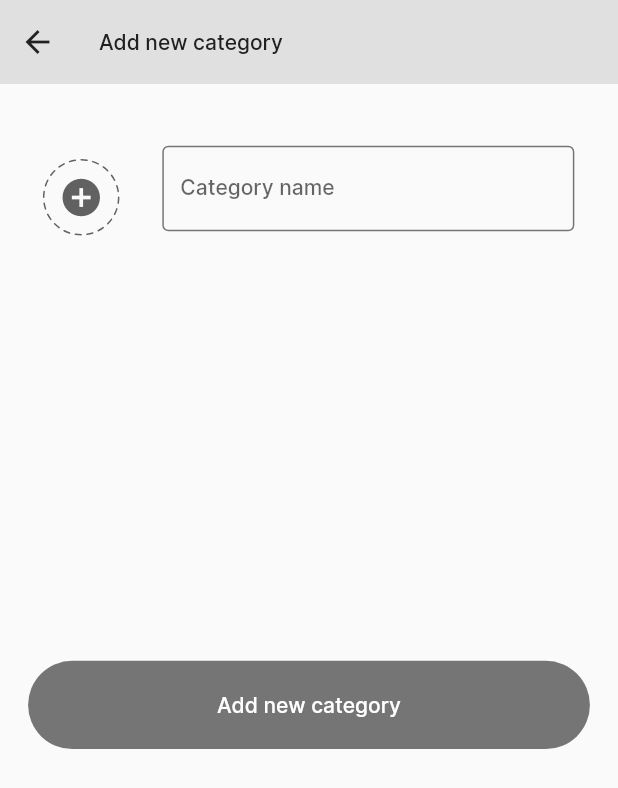
After one commit to TrachukV/Kitty-app-Flutter, a Flutter app: the CreateCategoryScreen screen opened directly, after a tap on "Add new category", on a phone screen of 412 x 824 dp. The commit adds this screen. Shown: the top 788 px of the screen. Run offline on Flutter 3.47's test engine with Material 2 defaults, Android fonts, the phone set to English and light mode, and no system bars; our stand-ins replace bloc, equatable, flutter_bloc, flutter_svg, freezed_annotation, sqflite; missing offline and left inert: flutter_screen_lock; accounts and stored records are empty.

Commit message:
added [UI/BLoC] create new category screen

```diff
--- a/lib/blocs/database_bloc/database_bloc.dart
+++ b/lib/blocs/database_bloc/database_bloc.dart
@@ -18,11 +18,15 @@ part 'database_state.dart';
 
 class DatabaseBloc extends Bloc<DatabaseEvent, DatabaseState> {
   DatabaseBloc() : super(DatabaseState()) {
+    on<ClearEvent>((event, emit) {
+      clearState(emit);
+    });
     on<DatabaseInitialEvent>((event, emit) async {
-      // await _getExpensesCategoryModels(emit);
-      // await _getIncomesCategoryModels(emit);
       add(GetIncomesCategoriesEvent());
       add(GetExpensesCategoriesEvent());
+    });
+    on<GetAllModelsEvent>((event, emit) {
+      _getAllModels(emit);
     });
     on<GetExpensesCategoriesEvent>((event, emit) async {
       await _getExpensesCategoryModels(emit);
@@ -35,26 +39,41 @@ class DatabaseBloc extends Bloc<DatabaseEvent, DatabaseState> {
       emit(state.copyWith(
         transactionType: event.title,
       ));
+      ;
     });
     on<GetAmountCategoryEvent>((event, emit) {
-      print('${state.expensesCategories.length} Expenses length ');
-      print('${state.incomeCategories.length} Income length ');
       final doubleAmount = double.parse(event.amount);
-      print(doubleAmount);
-      emit(state.copyWith(
-        amount: doubleAmount
-      ));
+      emit(state.copyWith(amount: doubleAmount));
     });
-    on<GetDescriptionCategoryEvent>((event, emit) {
-
-    });
+    on<GetDescriptionCategoryEvent>((event, emit) {});
     on<GetCategoryEvent>((event, emit) {
       emit(state.copyWith(category: event.category));
-
     });
     on<ClearDatabaseEvent>((event, emit) {
       emit(state.copyWith(transactionType: ''));
     });
+    on<GetIconEvent>((event, emit) {
+
+      print(state.newCategory);
+      emit(state.copyWith(
+        pathToIcon: event.pathToIcon,
+      ));
+
+    });
+    on<GetNewCategoryEvent>((event, emit) {
+      print(state.pathToIcon);
+      emit(state.copyWith(
+        newCategory: event.newCategory,
+      ));
+    });
+  }
+
+  _getAllModels(Emitter emit) {
+    List allModels = [...state.incomeCategories, ...state.expensesCategories];
+    print('${allModels.length} length');
+    emit(state.copyWith(
+      allModels: allModels,
+    ));
   }
 
   final DBProvider databaseProvider = DBProvider();
@@ -98,4 +117,14 @@ class DatabaseBloc extends Bloc<DatabaseEvent, DatabaseState> {
       state.copyWith(expensesCategories: expensesCategoryModels),
     );
   }
+  void clearState(Emitter emit){
+    emit(state.copyWith(
+      pathToIcon: '',
+      newCategory: '',
+      transactionType: '',
+      category: '',
+    ));
+
+
+  }
 }
--- a/lib/blocs/database_bloc/database_event.dart
+++ b/lib/blocs/database_bloc/database_event.dart
@@ -7,6 +7,14 @@ class DatabaseInitialEvent extends DatabaseEvent {}
 class GetIncomesCategoriesEvent extends DatabaseEvent {}
 
 class GetExpensesCategoriesEvent extends DatabaseEvent {}
+
+class GetAllModelsEvent extends DatabaseEvent {}
+
+class GetIconEvent extends DatabaseEvent {
+  GetIconEvent({required this.pathToIcon});
+  final String pathToIcon;
+
+}
 
 class GetTitleCategoryEvent extends DatabaseEvent {
   GetTitleCategoryEvent({required this.title});
@@ -25,4 +33,12 @@ class GetCategoryEvent extends DatabaseEvent {
   GetCategoryEvent({required this.category});
   final String category;
 }
+
+class GetNewCategoryEvent extends DatabaseEvent {
+  GetNewCategoryEvent({required this.newCategory});
+  final String newCategory;
+}
 class ClearDatabaseEvent extends DatabaseEvent {}
+
+class ClearEvent extends DatabaseEvent {
+}
--- a/lib/blocs/database_bloc/database_state.dart
+++ b/lib/blocs/database_bloc/database_state.dart
@@ -10,8 +10,14 @@ class DatabaseState extends Equatable {
   final String transactionType;
   final String category;
   final double amount;
+  final List allModels;
+  final String pathToIcon;
+  final String newCategory;
 
   const DatabaseState({
+    this.newCategory = '',
+    this.pathToIcon = '',
+    this.allModels = const [],
     this.amount = 0,
     this.category = '',
     this.transactionType = '',
@@ -34,6 +40,8 @@ class DatabaseState extends Equatable {
 
   DatabaseState copyWith(
       {String? category,
+      String? newCategory,
+      String? pathToIcon,
       String? transactionType,
       double? amount,
       List<ExpenseCategoryModel>? expensesCategories,
@@ -41,8 +49,12 @@ class DatabaseState extends Equatable {
       BalanceModel? balance,
       IncomeModel? income,
       ExpensesModel? expenses,
-      List<IconModel>? icons}) {
+      List<IconModel>? icons,
+      List? allModels}) {
     return DatabaseState(
+      newCategory: newCategory ?? this.newCategory,
+      pathToIcon: pathToIcon ?? this.pathToIcon,
+      allModels: allModels ?? this.allModels,
       amount: amount ?? this.amount,
       category: category ?? this.category,
       transactionType: transactionType ?? this.transactionType,
@@ -55,6 +67,17 @@ class DatabaseState extends Equatable {
   }
 
   @override
-  List<Object?> get props =>
-      [expensesCategories, incomeCategories, icons, expenses, balance, transactionType, category, amount];
+  List<Object?> get props => [
+        expensesCategories,
+        incomeCategories,
+        icons,
+        expenses,
+        balance,
+        transactionType,
+        category,
+        amount,
+        allModels,
+        pathToIcon,
+        newCategory,
+      ];
 }
--- a/lib/resources/app_icons.dart
+++ b/lib/resources/app_icons.dart
@@ -22,6 +22,7 @@ class AppIcons {
   static SvgPicture pointerLeft = SvgPicture.asset('$_path/pointer_left.svg');
   static SvgPicture blackBack = SvgPicture.asset('$_path/black_back.svg');
   static SvgPicture blackDropDown = SvgPicture.asset('$_path/black_dropdown.svg');
+  static SvgPicture blackAddPlus = SvgPicture.asset('$_path/black_add_plus.svg');
   static SvgPicture whiteAddPlus = SvgPicture.asset('$_path/black_add_plus.svg', color: AppColors.white,);
   static SvgPicture pointerRight = SvgPicture.asset('$_path/pointer_right.svg');
   static SvgPicture blackCalendar = SvgPicture.asset('$_path/black_calendar.svg');
--- a/lib/routes/app_routes.dart
+++ b/lib/routes/app_routes.dart
@@ -1,6 +1,7 @@
 import 'package:flutter/foundation.dart';
 import 'package:flutter/material.dart';
 import 'package:kitty_app/screens/cart_screen/chart_screen.dart';
+import 'package:kitty_app/screens/create_category_screen/create_category_screen.dart';
 import 'package:kitty_app/screens/home_screen/home_screen.dart';
 import 'package:kitty_app/screens/main_screen.dart';
 import 'package:kitty_app/screens/settings_screen/settings_screen.dart';
@@ -34,6 +35,9 @@ class AppRouter {
       case TransactionScreen.routeName:
         builder = (_) => const TransactionScreen();
         break;
+      case CreateCategoryScreen.routeName:
+        builder = (_) => const CreateCategoryScreen();
+        break;
 
       // [END] Main pages
 
--- /dev/null
+++ b/lib/screens/create_category_screen/create_category_screen.dart
@@ -0,0 +1,236 @@
+import 'package:flutter/material.dart';
+import 'package:flutter_bloc/flutter_bloc.dart';
+import 'package:flutter_svg/flutter_svg.dart';
+import 'package:kitty_app/blocs/database_bloc/database_bloc.dart';
+import 'package:kitty_app/blocs/navigation_bloc/navigation_bloc.dart';
+import 'package:kitty_app/resources/app_colors.dart';
+import 'package:kitty_app/resources/app_icons.dart';
+import 'package:kitty_app/resources/app_text_styles.dart';
+import 'package:kitty_app/screens/create_category_screen/widgets/dotted_border.dart';
+
+class CreateCategoryScreen extends StatefulWidget {
+  const CreateCategoryScreen({Key? key}) : super(key: key);
+  static const routeName = 'create_category_screen';
+
+  @override
+  State<CreateCategoryScreen> createState() => _CreateCategoryScreenState();
+}
+
+class _CreateCategoryScreenState extends State<CreateCategoryScreen> {
+  PersistentBottomSheetController? _bottomSheetController;
+  bool isActive = false;
+
+  void _closeBottomSheet() {
+    if (_bottomSheetController != null) {
+      _bottomSheetController!.close();
+    }
+  }
+
+  @override
+  Widget build(BuildContext context) {
+
+    final double width = MediaQuery.of(context).size.width;
+    final double height = MediaQuery.of(context).size.height;
+    return BlocBuilder<DatabaseBloc, DatabaseState>(
+      builder: (context, state) {
+        return Scaffold(
+          resizeToAvoidBottomInset: false,
+          appBar: AppBar(
+            title: Text(
+              'Add new category',
+              style: AppTextStyles.blackRegular,
+            ),
+            backgroundColor: AppColors.grey,
+            elevation: 0,
+            leadingWidth: 50,
+            leading: Padding(
+              padding: const EdgeInsets.all(10.0),
+              child: GestureDetector(
+                child: Icon(
+                  Icons.arrow_back,
+                  color: AppColors.black,
+                ),
+                onTap: () {
+                  _closeBottomSheet();
+                  context.read<NavigationBloc>().add(
+                        NavigationPopEvent(),
+                      );
+                },
+              ),
+            ),
+          ),
+          body: SingleChildScrollView(
+            reverse: true,
+            keyboardDismissBehavior: ScrollViewKeyboardDismissBehavior.onDrag,
+            child: Column(
+              children: [
+                SizedBox(
+                  height: height / 20,
+                ),
+                Row(
+                  mainAxisAlignment: MainAxisAlignment.spaceEvenly,
+                  children: [
+                    if (state.pathToIcon.isEmpty)
+                      GestureDetector(
+                        onTap: () {
+                          _bottomSheetController = showBottomSheet(
+                              elevation: 2.0,
+                              shape: RoundedRectangleBorder(
+                                borderRadius: BorderRadius.circular(4),
+                              ),
+                              context: context,
+                              constraints: BoxConstraints(maxHeight: height / 2),
+                              // isScrollControlled: true,
+                              enableDrag: false,
+                              builder: (_) {
+                                return IconSelections(
+                                  categories: state.allModels,
+                                );
+                              });
+                          setState(() {
+                            isActive = true;
+                          });
+                        },
+                        child: DottedBorderWidget(
+                          width: 1,
+                          size: 50,
+                          color: isActive ? AppColors.blue : AppColors.silver,
+                          icon: Icon(
+                            Icons.add_circle,
+                            size: 30,
+                            color: AppColors.silver,
+                          ),
+                        ),
+                      )
+                    else
+                      SvgPicture.asset(state.pathToIcon),
+                    SizedBox(
+                      height: height / 12,
+                      width: width / 1.5,
+                      child: TextFormField(
+                        textInputAction: TextInputAction.go,
+                        onChanged: (newCategory) {
+                          context.read<DatabaseBloc>().add(
+                                GetNewCategoryEvent(newCategory: newCategory),
+                              );
+                        },
+                        onTap: () {
+                          _closeBottomSheet();
+                          setState(() {
+                            isActive = false;
+                          });
+                        },
+                        keyboardType: TextInputType.phone,
+                        style: AppTextStyles.blackRegular,
+                        decoration: InputDecoration(
+                          enabledBorder: OutlineInputBorder(
+                            borderRadius: BorderRadius.circular(4),
+                            borderSide: BorderSide(color: AppColors.sonicSilver, width: 1),
+                          ),
+                          focusedBorder: OutlineInputBorder(
+                              borderRadius: BorderRadius.circular(4),
+                              borderSide: BorderSide(color: AppColors.blue, width: 1)),
+                          labelText: 'Category name',
+                        ),
+                      ),
+                    ),
+                  ],
+                ),
+                SizedBox(
+                  height: height / 3,
+                ),
+                GestureDetector(
+                  onTap: (){
+                    context.read<DatabaseBloc>().add(ClearEvent());
+                    context.read<NavigationBloc>().add(
+                      NavigateTabEvent(tabIndex: 0, route: CreateCategoryScreen.routeName),
+                    );
+                  },
+                  child: Container(
+                    margin: const EdgeInsets.only(bottom: 15),
+                    height: height / 14,
+                    width: width / 1.1,
+                    decoration: BoxDecoration(
+                      borderRadius: BorderRadius.circular(50),
+                      color: state.newCategory.isEmpty || state.pathToIcon.isEmpty ? AppColors.sonicSilver : AppColors.blue,
+                    ),
+                    child: Center(
+                        child: Text(
+                      'Add new category',
+                      style: AppTextStyles.whiteRegular,
+                    )),
+                  ),
+                ),
+              ],
+            ),
+          ),
+        );
+      },
+    );
+  }
+}
+
+class IconSelections extends StatelessWidget {
+  final List categories;
+  final Widget? addCategoryButton;
+
+  const IconSelections({
+    Key? key,
+    required this.categories,
+    this.addCategoryButton,
+  }) : super(key: key);
+
+  @override
+  Widget build(BuildContext context) {
+    return Container(
+      padding: const EdgeInsets.symmetric(vertical: 10),
+      decoration: BoxDecoration(
+          color: AppColors.white,
+          borderRadius: const BorderRadius.vertical(top: Radius.circular(20)),
+          boxShadow: [
+            BoxShadow(
+              color: AppColors.grey.withOpacity(0.5),
+              blurRadius: 10,
+              offset: const Offset(0, -5),
+            ),
+          ]),
+      child: SingleChildScrollView(
+        child: Column(
+          children: [
+            AppIcons.blackDrag,
+            const SizedBox(height: 10),
+            Text(
+              'CHOOSE CATEGORY ICON',
+              style: AppTextStyles.blackTitle,
+            ),
+            const SizedBox(height: 10),
+            SingleChildScrollView(
+              child: GridView.builder(
+                  physics: const NeverScrollableScrollPhysics(),
+                  shrinkWrap: true,
+                  gridDelegate: const SliverGridDelegateWithFixedCrossAxisCount(
+                    crossAxisCount: 4,
+                    mainAxisSpacing: 20,
+                    crossAxisSpacing: 20,
+                    childAspectRatio: 1.7,
+                  ),
+                  itemCount: categories.length,
+                  padding: const EdgeInsets.all(10),
+                  itemBuilder: (context, index) {
+                    return GestureDetector(
+                      onTap: () {
+                        Navigator.pop(context);
+                        context.read<DatabaseBloc>().add(
+                              GetIconEvent(pathToIcon: categories[index].icon.pathToIcon),
+                            );
+                      },
+                      child: SvgPicture.asset(categories[index].icon.pathToIcon),
+                    );
+                  }),
+            ),
+          ],
+        ),
+      ),
+    );
+  }
+}
--- /dev/null
+++ b/lib/screens/create_category_screen/widgets/dotted_border.dart
@@ -0,0 +1,72 @@
+
+import 'dart:math';
+
+import 'package:flutter/material.dart';
+
+class DottedBorderPainter extends CustomPainter {
+  Color lineColor = Colors.transparent;
+  Color completeColor;
+  double width;
+
+  DottedBorderPainter({required this.completeColor, required this.width});
+
+  @override
+  void paint(Canvas canvas, Size size) {
+    Paint complete = Paint()
+      ..color = completeColor
+      ..strokeCap = StrokeCap.round
+      ..style = PaintingStyle.stroke
+      ..strokeWidth = width;
+
+    Offset center = Offset(size.width / 2, size.height / 2);
+    double radius = min(size.width / 2, size.height / 1);
+    var percent = (size.width * 0.001) / 1;
+
+    double arcAngle = 1 * pi * percent;
+
+    for (var i = 0; i < 20; i++) {
+      var init = (-pi / 10) * (i / 1);
+
+      canvas.drawArc(Rect.fromCircle(center: center, radius: radius), init, arcAngle, false, complete);
+    }
+  }
+
+  @override
+  bool shouldRepaint(CustomPainter oldDelegate) {
+    return true;
+  }
+}
+
+class DottedBorderWidget extends StatelessWidget {
+  final Color color;
+  final double size;
+  final double width;
+  final Widget icon;
+
+  const DottedBorderWidget({
+    Key? key,
+    this.color = Colors.blue,
+    this.size = 70,
+    this.width = 7.0,
+    required this.icon,
+  }) : super(key: key);
+
+  @override
+  Widget build(BuildContext context) {
+    return Container(
+      height: size,
+      width: size,
+      alignment: Alignment.center,
+      child: Stack(
+        alignment: Alignment.center,
+        children: [
+          icon,
+          CustomPaint(
+            size: Size(size, size),
+            foregroundPainter: DottedBorderPainter(completeColor: color, width: width),
+          ),
+        ],
+      ),
+    );
+  }
+}
--- a/lib/screens/main_screen.dart
+++ b/lib/screens/main_screen.dart
@@ -6,6 +6,7 @@ import 'package:kitty_app/resources/app_icons.dart';
 import 'package:kitty_app/resources/app_text_styles.dart';
 import 'package:kitty_app/routes/app_routes.dart';
 import 'package:kitty_app/screens/cart_screen/chart_screen.dart';
+import 'package:kitty_app/screens/create_category_screen/create_category_screen.dart';
 import 'package:kitty_app/screens/home_screen/home_screen.dart';
 import 'package:flutter_bloc/flutter_bloc.dart';
 import 'package:kitty_app/screens/settings_screen/settings_screen.dart';
@@ -25,6 +26,7 @@ class MainScreen extends StatelessWidget {
     ChartScreen.routeName,
     SettingsScreen.routeName,
     TransactionScreen.routeName,
+    CreateCategoryScreen.routeName,
   ];
 
 
@@ -88,7 +90,7 @@ class MainScreen extends StatelessWidget {
                     )
                   : null,
               floatingActionButtonLocation: FloatingActionButtonLocation.centerFloat,
-              bottomNavigationBar: state.currentIndex == 3
+              bottomNavigationBar: state.currentIndex == 3 || state.currentIndex == 4
                   ? null
                   : BottomBar(
                       onSelect: (index) {
--- a/lib/screens/transaction_screen/transaction_screen.dart
+++ b/lib/screens/transaction_screen/transaction_screen.dart
@@ -6,7 +6,7 @@ import 'package:kitty_app/blocs/navigation_bloc/navigation_bloc.dart';
 import 'package:kitty_app/resources/app_colors.dart';
 import 'package:kitty_app/resources/app_icons.dart';
 import 'package:kitty_app/resources/app_text_styles.dart';
-
+import 'package:kitty_app/screens/create_category_screen/create_category_screen.dart';
 
 class TransactionScreen extends StatefulWidget {
   const TransactionScreen({Key? key}) : super(key: key);
@@ -24,6 +24,7 @@ class _TransactionScreenState extends State<TransactionScreen> {
   void _closeBottomSheet() {
     if (_bottomSheetController != null) {
       _bottomSheetController!.close();
+
     }
   }
 
@@ -79,7 +80,7 @@ class _TransactionScreenState extends State<TransactionScreen> {
                     const SizedBox(height: 20),
                     SizedBox(
                       width: width / 1.1,
-                      height: height / 11.1,
+                      // height: height / 11.1,
                       child: DropdownButtonFormField(
                         onTap: _closeBottomSheet,
                         decoration: InputDecoration(
@@ -125,18 +126,23 @@ class _TransactionScreenState extends State<TransactionScreen> {
                               constraints: BoxConstraints(maxHeight: height / 2),
                               // isScrollControlled: true,
                               enableDrag: false,
-                              builder: (_) { if(state.category == 'Expenses') {
-                                CategorySelections(
+                              builder: (_) {
+                                if (state.category == 'Expenses') {
+                                  return CategorySelections(
                                     categories: state.expensesCategories,
                                     addCategoryButton: OutlinedButton(
-                                      onPressed: () {},
+                                        onPressed: () {
+                                          context.read<DatabaseBloc>().add(GetAllModelsEvent());
+                                          context.read<NavigationBloc>().add(
+                                                NavigateTabEvent(tabIndex: 4, route: CreateCategoryScreen.routeName),
+                                              );
+                                        },
                                         child: Text(
                                           'Add new category',
                                           style: AppTextStyles.blueRegular,
                                         )),
                                   );
-                              }
-                              if(state.category == 'Income') {
+                                } else if (state.category == 'Income') {
                                   return CategorySelections(
                                     categories: state.incomeCategories,
                                   );
@@ -168,7 +174,7 @@ class _TransactionScreenState extends State<TransactionScreen> {
                                 amount: amount,
                               ));
                         },
-                        onTap: () {},
+                        onTap: _closeBottomSheet,
                         keyboardType: TextInputType.phone,
                         style: AppTextStyles.blackRegular,
                         decoration: InputDecoration(
```
Also changed, not shown: pubspec.lock. Lines whose indentation alone changed are shown as unchanged.
